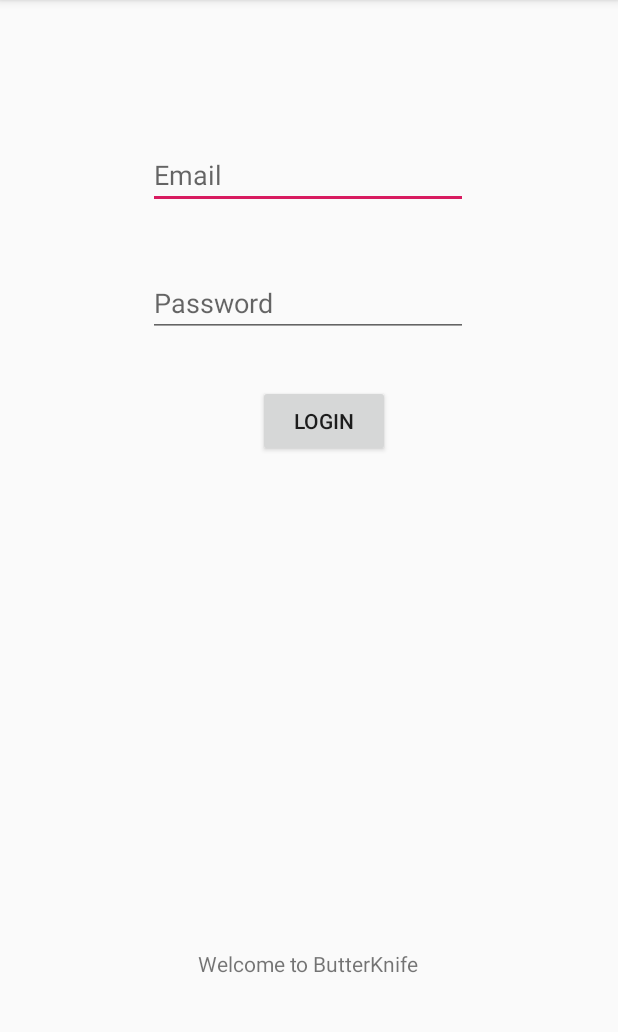
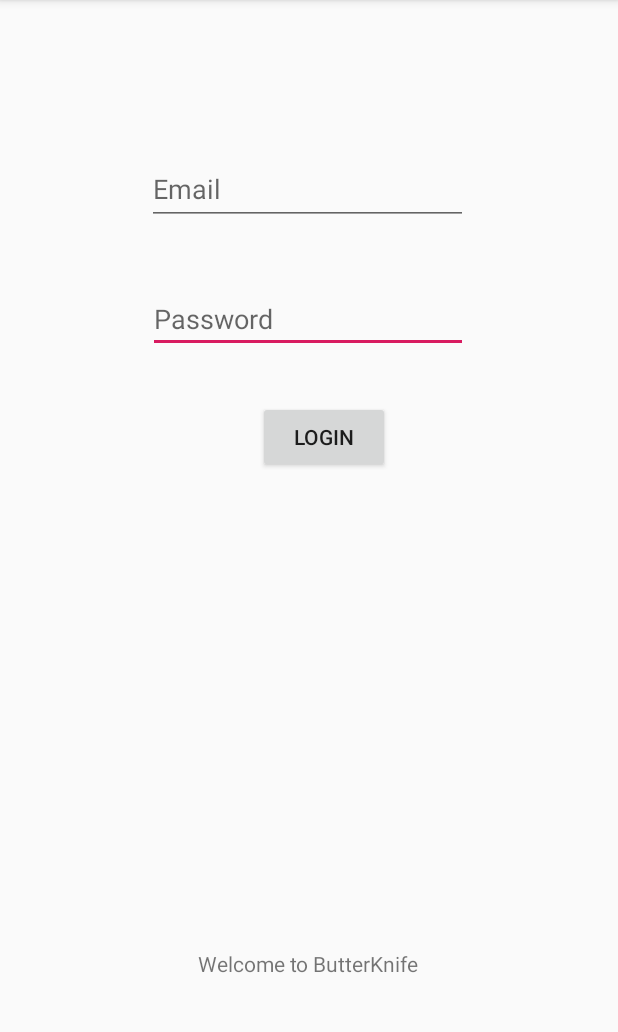
Before and after one commit to CMPundhir/ButterKnifeDemo, an Android app: the screen it shows after launch (MainActivity), on a phone screen of 412 x 824 dp, the part 84-1116 px from its top. Run offline under Robolectric (Android 15) with nearby library versions, the phone set to English and light mode, and no system bars; our stand-ins replace ButterKnife.

Commit message:
TextInputLayout implemented in email editText

```diff
--- a/app/build.gradle
+++ b/app/build.gradle
@@ -27,4 +27,5 @@ dependencies {
     androidTestImplementation 'androidx.test.espresso:espresso-core:3.1.1'
     implementation 'com.jakewharton:butterknife:8.3.0'
     annotationProcessor 'com.jakewharton:butterknife-compiler:8.3.0'
+    implementation 'com.google.android.material:material:1.0.0'
 }
--- a/app/src/main/java/com/cmpundhir/cm/butterknifedemo/MainActivity.java
+++ b/app/src/main/java/com/cmpundhir/cm/butterknifedemo/MainActivity.java
@@ -11,14 +11,16 @@ import android.widget.EditText;
 import android.widget.TextView;
 import android.widget.Toast;
 
+import com.google.android.material.textfield.TextInputEditText;
+
 import butterknife.BindString;
 import butterknife.BindView;
 import butterknife.ButterKnife;
 import butterknife.OnClick;
 
 public class MainActivity extends AppCompatActivity {
-    @BindView(R.id.editText)
-    EditText editText1;
+    @BindView(R.id.emailEDit)
+    TextInputEditText editText1;
     @BindView(R.id.editText2)
     EditText editText2;
     @BindView(R.id.txtMessage)
--- a/app/src/main/res/layout/activity_main.xml
+++ b/app/src/main/res/layout/activity_main.xml
@@ -18,19 +18,6 @@
         app:layout_constraintTop_toTopOf="parent"
         app:layout_constraintVertical_bias="0.845" />
 
-    <EditText
-        android:id="@+id/editText"
-        android:layout_width="wrap_content"
-        android:layout_height="wrap_content"
-        android:layout_marginStart="98dp"
-        android:layout_marginTop="94dp"
-        android:layout_marginEnd="100dp"
-        android:ems="10"
-        android:hint="Email"
-        android:inputType="textEmailAddress"
-        app:layout_constraintEnd_toEndOf="parent"
-        app:layout_constraintStart_toStartOf="parent"
-        app:layout_constraintTop_toTopOf="parent" />
 
     <EditText
         android:id="@+id/editText2"
@@ -59,4 +46,24 @@
         app:layout_constraintStart_toStartOf="parent"
         app:layout_constraintTop_toBottomOf="@+id/editText2" />
 
+    <com.google.android.material.textfield.TextInputLayout
+        android:id="@+id/editText"
+        android:layout_width="match_parent"
+        android:layout_height="wrap_content"
+        android:layout_marginStart="98dp"
+        android:layout_marginTop="94dp"
+        android:layout_marginEnd="100dp"
+        android:ems="10"
+        android:inputType="textEmailAddress"
+        app:layout_constraintEnd_toEndOf="parent"
+        app:layout_constraintStart_toStartOf="parent"
+        app:layout_constraintTop_toTopOf="parent">
+
+        <com.google.android.material.textfield.TextInputEditText
+            android:id="@+id/emailEDit"
+            android:layout_width="match_parent"
+            android:layout_height="wrap_content"
+            android:hint="Email" />
+    </com.google.android.material.textfield.TextInputLayout>
+
 </androidx.constraintlayout.widget.ConstraintLayout>
```
